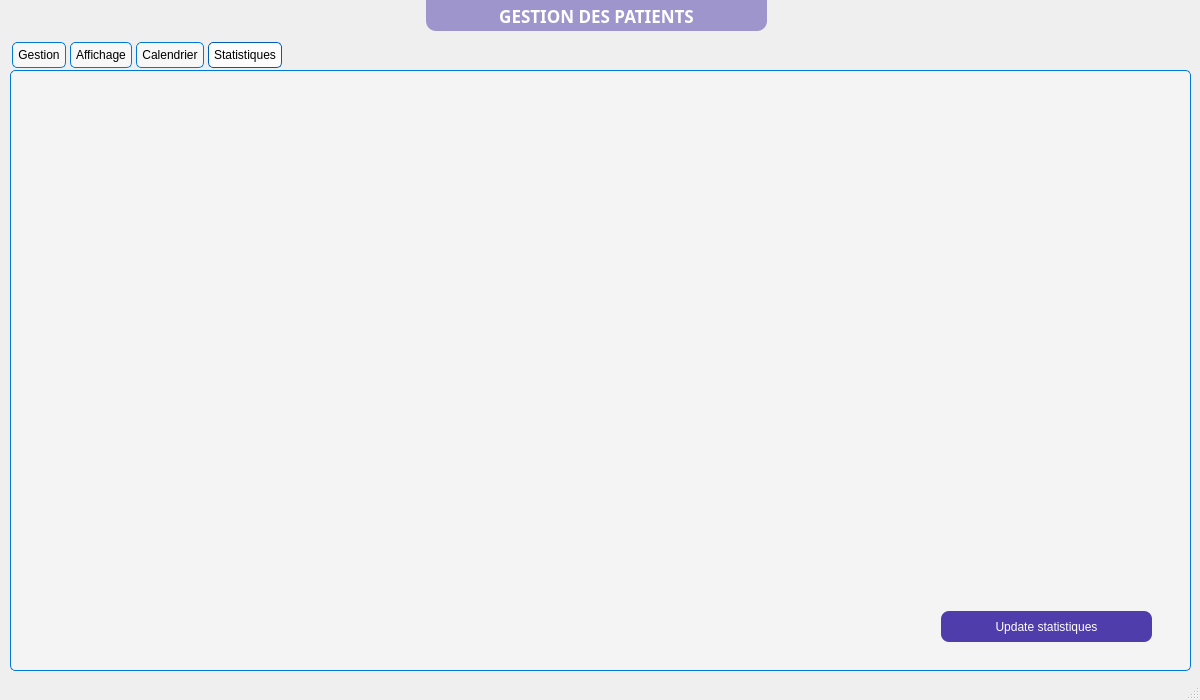
Above: mainwindow.ui from ProjetCPP-S2-2A15/projetcpp2a15-vaccicare before the change. Below: the same form after it.
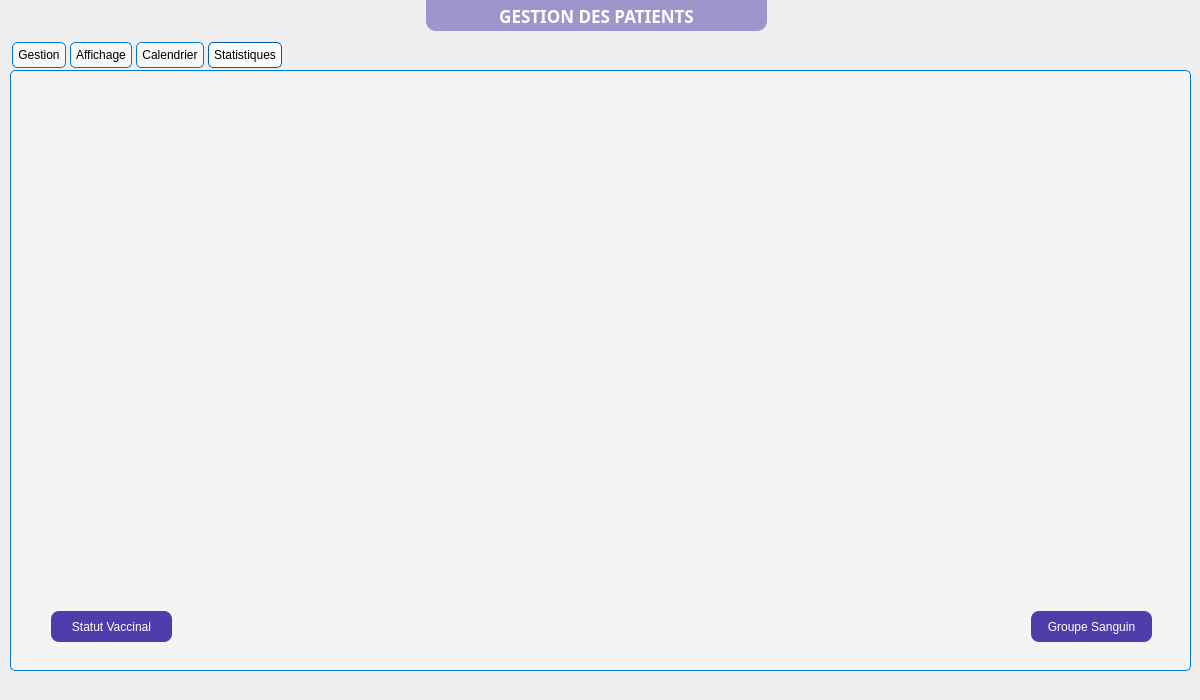
That is the form after the change. The open tabs and pages were chosen to show the change. Icons and pictures are not drawn.

Diff of the .ui file:
```diff
--- a/mainwindow.ui
+++ b/mainwindow.ui
@@ -23,7 +23,7 @@
       <x>-5</x>
       <y>-10</y>
       <width>1221</width>
-      <height>691</height>
+      <height>711</height>
      </rect>
     </property>
     <property name="styleSheet">
@@ -1130,9 +1130,9 @@
      <widget class="QLabel" name="Pat_Label_Stats">
       <property name="geometry">
        <rect>
-        <x>305</x>
+        <x>204</x>
         <y>11</y>
-        <width>570</width>
+        <width>771</width>
         <height>570</height>
        </rect>
       </property>
@@ -1143,9 +1143,9 @@
      <widget class="QPushButton" name="Pat_Button_Statistique">
       <property name="geometry">
        <rect>
-        <x>930</x>
+        <x>1020</x>
         <y>540</y>
-        <width>211</width>
+        <width>121</width>
         <height>31</height>
        </rect>
       </property>
@@ -1160,7 +1160,30 @@
 }</string>
       </property>
       <property name="text">
-       <string>Update statistiques</string>
+       <string>Groupe Sanguin</string>
+      </property>
+     </widget>
+     <widget class="QPushButton" name="Pat_Button_Statistique_2">
+      <property name="geometry">
+       <rect>
+        <x>40</x>
+        <y>540</y>
+        <width>121</width>
+        <height>31</height>
+       </rect>
+      </property>
+      <property name="styleSheet">
+       <string notr="true">QPushButton {
+background-color: rgba(35,10,152, 200);
+border-radius: 8px;
+color: white;
+}
+QPushButton:hover {
+background-color: qlineargradient(spread:pad, x1:0, y1:0, x2:0, y2:1, stop:0 rgba(117, 201, 187, 200), stop:1 rgba(35,10,152, 200));
+}</string>
+      </property>
+      <property name="text">
+       <string>Statut Vaccinal</string>
       </property>
      </widget>
     </widget>
@@ -1196,17 +1219,6 @@
     </property>
    </widget>
   </widget>
-  <widget class="QMenuBar" name="menubar">
-   <property name="geometry">
-    <rect>
-     <x>0</x>
-     <y>0</y>
-     <width>1200</width>
-     <height>26</height>
-    </rect>
-   </property>
-  </widget>
-  <widget class="QStatusBar" name="statusbar"/>
  </widget>
  <resources/>
  <connections/>
```
Left out of the diff: 8 changed lines with no effect on the pictures.
